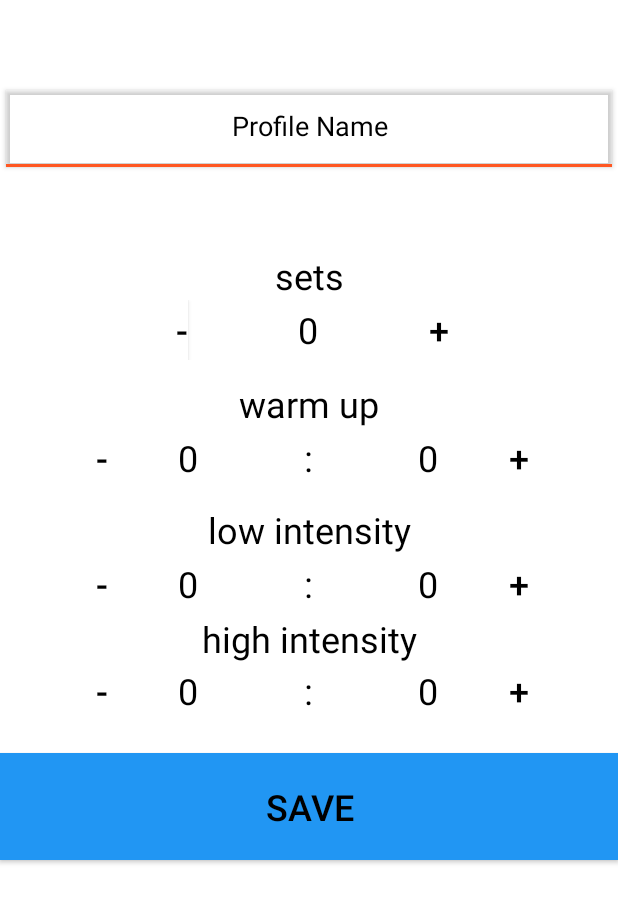
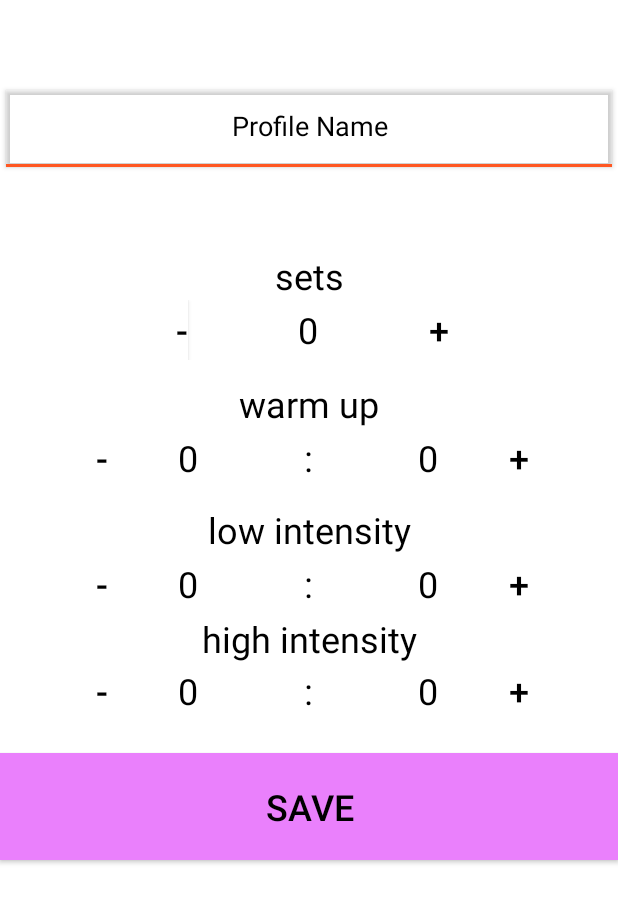
Before and after one commit to HrishikeshKasar/IntervalTimer, an Android app: the screen it shows after launch (IntervalTmerCustom), after a tap on "ADD", on a phone screen of 412 x 824 dp. Shown: the top 903 px of the screen. Run offline under Robolectric (Android 15) with nearby library versions, the phone set to English and light mode, and no system bars.

```diff
--- a/app/src/main/res/values/styles.xml
+++ b/app/src/main/res/values/styles.xml
@@ -17,7 +17,7 @@
         <item name="foregroundcolor">#F1F0F0</item>
         <item name="textcolor">#000000</item>
         <item name="tintcolor">#000000</item>
-        <item name="buttoncolor">#2196F3</item>
+        <item name="buttoncolor">#EA80FC</item>
         <!--<item name="android:windowAnimationStyle">@style/WindowAnimationTransition</item> -->
     </style>
 
```
